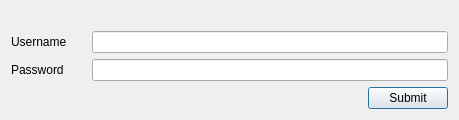
Old version of the form DTL/gui/widgets/views/loginwidget.ui in the repository rocktavious/DevToolsLib.
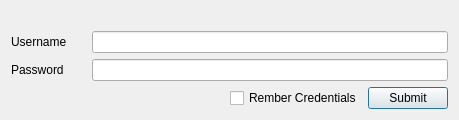
New version of the form.

```diff
--- a/DTL/gui/widgets/views/loginwidget.ui
+++ b/DTL/gui/widgets/views/loginwidget.ui
@@ -82,6 +82,13 @@
        </property>
       </spacer>
      </item>
+     <item>
+      <widget class="QCheckBox" name="saveCredentials">
+       <property name="text">
+        <string>Rember Credentials</string>
+       </property>
+      </widget>
+     </item>
      <item>
       <widget class="QPushButton" name="submit">
        <property name="text">
```
Left out of the diff: 2 changed lines with no effect on the pictures.
